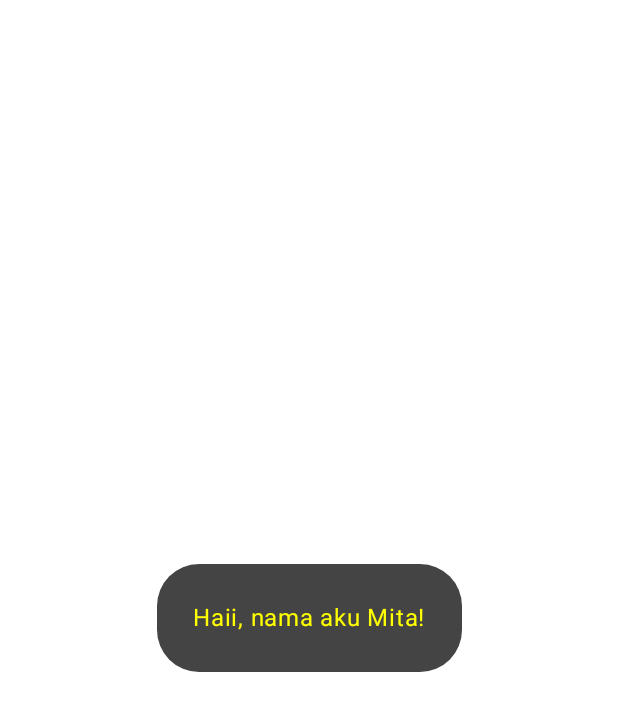
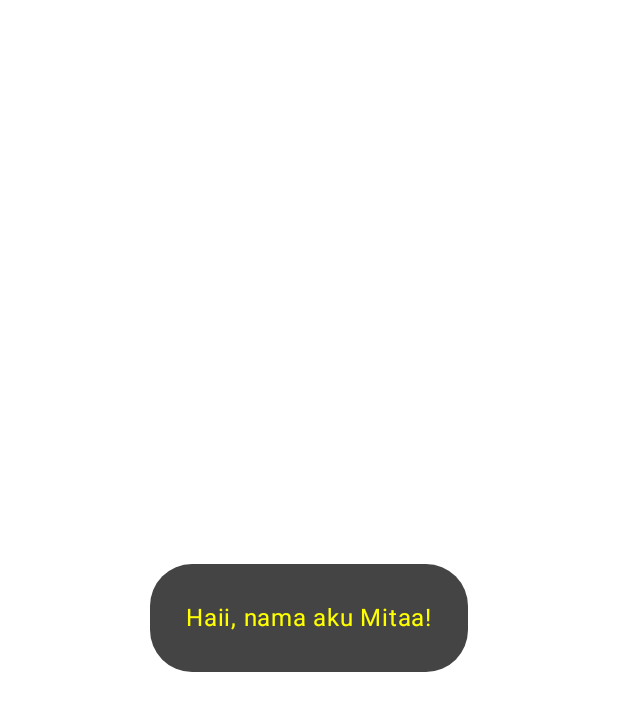
Before and after one commit to shelomitaa20/testingKotlin, an Android app built with Jetpack Compose: the @Preview function GreetingPreview, on a phone screen of 412 x 824 dp. Shown: the top 711 px of the screen. Run offline under Robolectric (Android 15) with nearby library versions, the phone set to English and light mode, and no system bars.

Commit message:
update main

```diff
--- a/app/src/main/java/com/example/test1/MainActivity.kt
+++ b/app/src/main/java/com/example/test1/MainActivity.kt
@@ -56,6 +56,6 @@ fun Greeting(name: String, modifier: Modifier = Modifier) {
 @Composable
 fun GreetingPreview() {
     Test1Theme {
-        Greeting("Mita")
+        Greeting("Mitaa")
     }
 }
```
